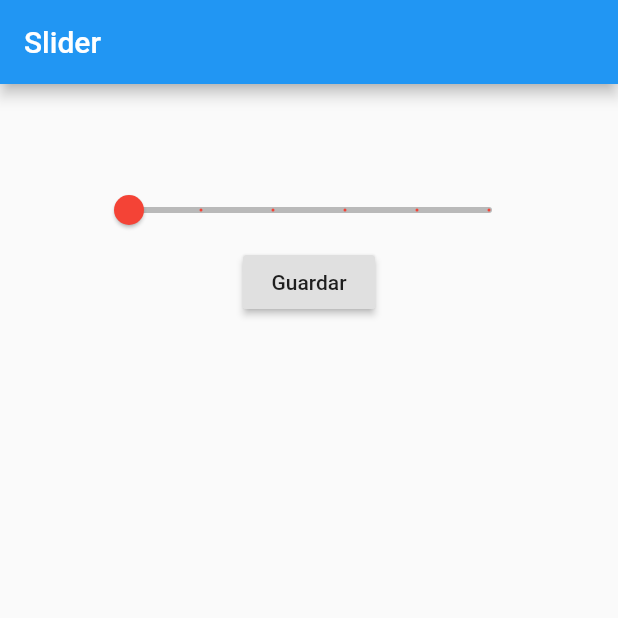
After one commit to jminango20/flutter_CampoTexto, a Flutter app: the screen it shows after launch, after a tap on "Guardar", on a phone screen of 412 x 824 dp, the top half of it. The commit adds this screen. Run offline on Flutter 3.47's test engine with Material 2 defaults, Android fonts, the light colour scheme and no system bars.

Commit message:
Using Slider

```diff
--- /dev/null
+++ b/lib/EntradaSlider.dart
@@ -0,0 +1,50 @@
+import 'package:flutter/material.dart';
+
+class EntradaSlider extends StatefulWidget {
+  @override
+  _EntradaSliderState createState() => _EntradaSliderState();
+}
+
+class _EntradaSliderState extends State<EntradaSlider> {
+  double valor = 0;
+  String label = "0";
+
+  @override
+  Widget build(BuildContext context) {
+    return Scaffold(
+      appBar: AppBar(
+        title: Text("Slider"),
+      ),
+      body: Container(
+        padding: EdgeInsets.all(60),
+        child: Column(
+          children: [
+            Slider(
+                value: valor,
+                min: 0,
+                max: 10,
+                label: label,
+                divisions: 5,
+                activeColor: Colors.red,
+                inactiveColor: Colors.black26,
+                onChanged: (double novoValor){
+                  setState(() {
+                    valor = novoValor;
+                    label = novoValor.toString();
+                  });
+                  //print("Valor: " + novoValor.toString());
+                }
+            ),
+            RaisedButton(
+                child: Text("Guardar"),
+                onPressed: (){
+                  print("El valor guardado es: " + valor.toString());
+                }
+                ),
+
+          ],
+        ),
+      ),
+    );
+  }
+}
--- a/lib/main.dart
+++ b/lib/main.dart
@@ -2,6 +2,7 @@ import 'package:entrada_de_dados/CampoTexto.dart';
 import 'package:entrada_de_dados/EntradaCheckbox.dart';
 import 'package:flutter/material.dart';
 import 'EntradaRadioButton.dart';
+import 'EntradaSlider.dart';
 import 'EntradaSwitch.dart';
 
 void main(){
@@ -10,6 +11,7 @@ void main(){
     //home: CampoTexto(),
         // home: EntradaCheckbox(),
         //home: EntradaRadioButton(),
-        home: EntradaSwitch(),
+        //home: EntradaSwitch(),
+        home: EntradaSlider(),
   ));
 }
```
